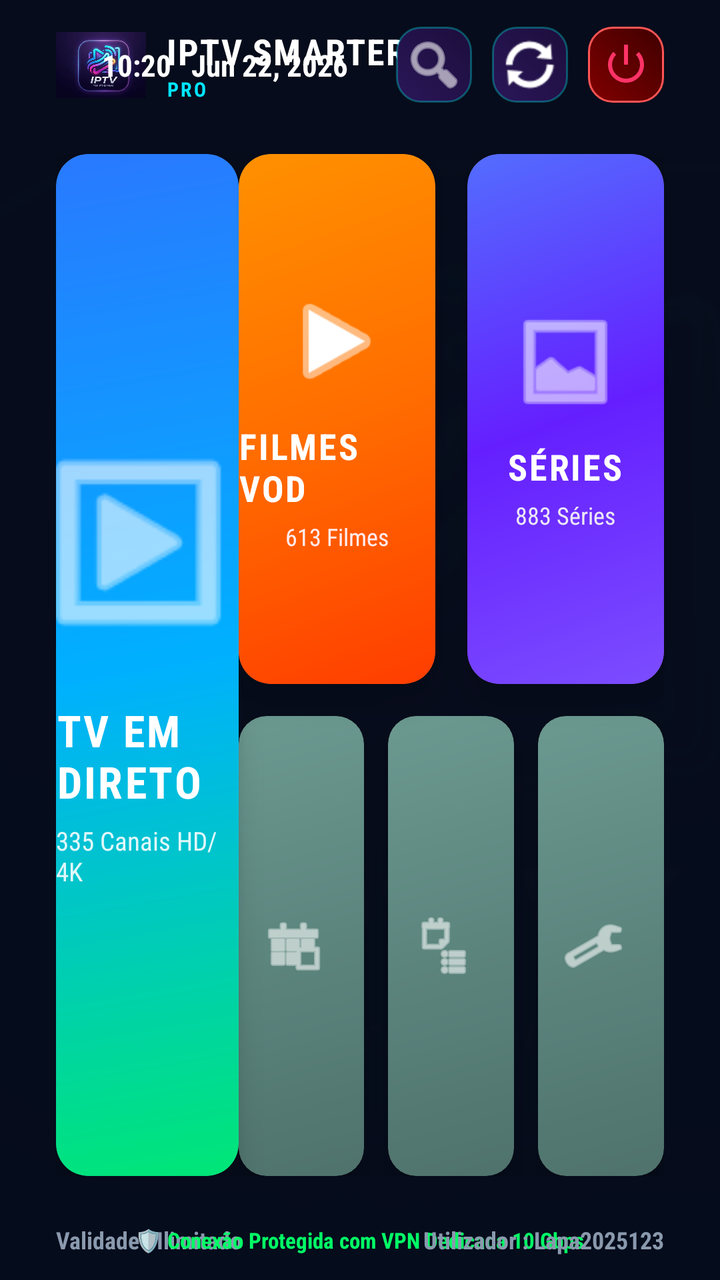
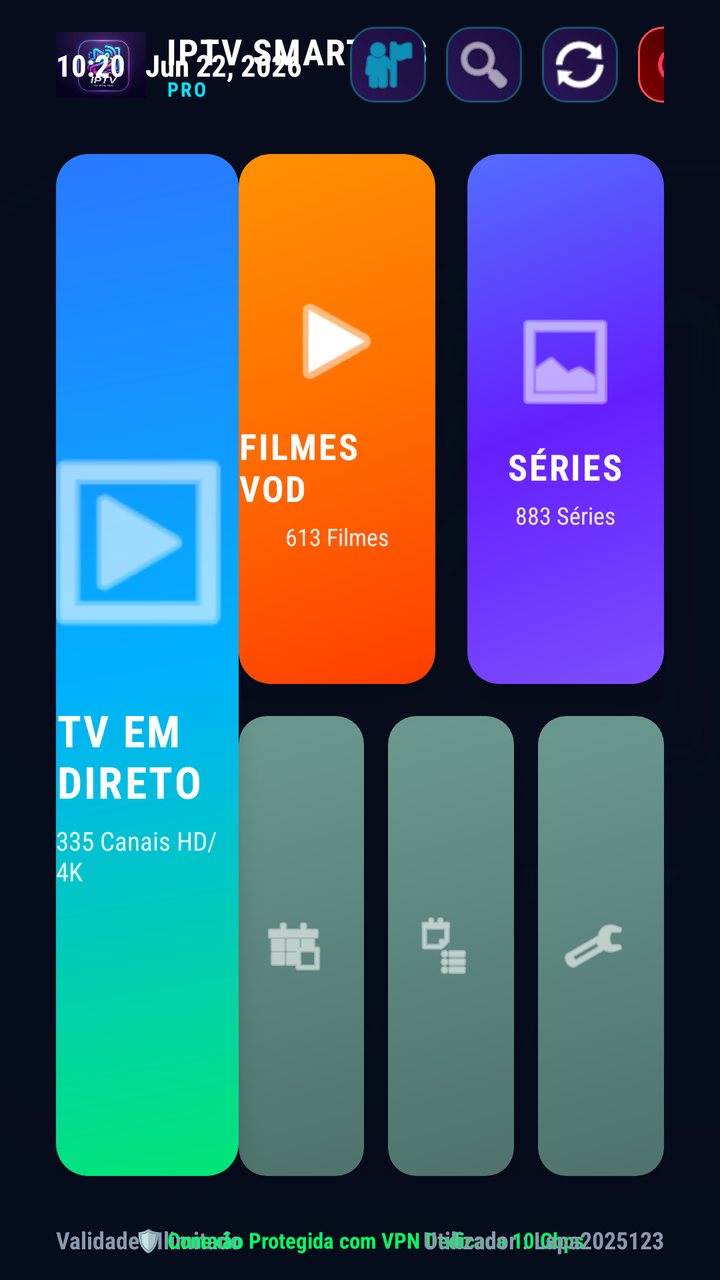

Screens rendered from an Android XML layout before and after an edit, with the pre-edit source and the edit as a unified diff.
<!-- AndroidManifest.xml: application theme AppTheme -->
<!-- res/layout/activity_main.xml -->
<?xml version="1.0" encoding="utf-8"?>
<androidx.constraintlayout.widget.ConstraintLayout xmlns:android="http://schemas.android.com/apk/res/android"
    xmlns:app="http://schemas.android.com/apk/res-auto"
    xmlns:tools="http://schemas.android.com/tools"
    android:layout_width="match_parent"
    android:layout_height="match_parent"
    android:background="#060C1B"
    tools:context=".MainActivity">

    
    <ImageView
        android:id="@+id/ivMainBackgroundBlur"
        android:layout_width="match_parent"
        android:layout_height="match_parent"
        android:scaleType="centerCrop"
        android:src="@drawable/logo"
        android:alpha="0.15" />

    
    <View
        android:layout_width="match_parent"
        android:layout_height="match_parent"
        android:background="#F0060C1B" />

    
    <RelativeLayout
        android:id="@+id/headerBar"
        android:layout_width="match_parent"
        android:layout_height="65dp"
        android:paddingHorizontal="28dp"
        app:layout_constraintTop_toTopOf="parent"
        app:layout_constraintStart_toStartOf="parent"
        app:layout_constraintEnd_toEndOf="parent">

        
        <LinearLayout
            android:layout_width="wrap_content"
            android:layout_height="wrap_content"
            android:layout_centerVertical="true"
            android:orientation="horizontal"
            android:gravity="center_vertical">

            <ImageView
                android:layout_width="45dp"
                android:layout_height="45dp"
                android:src="@drawable/logo"
                android:scaleType="fitCenter" />

            <LinearLayout
                android:layout_width="wrap_content"
                android:layout_height="wrap_content"
                android:orientation="vertical"
                android:layout_marginStart="10dp">

                <TextView
                    android:layout_width="wrap_content"
                    android:layout_height="wrap_content"
                    android:text="IPTV SMARTERS"
                    android:textColor="#FFFFFF"
                    android:textSize="18sp"
                    android:textStyle="bold"
                    android:letterSpacing="0.04" />

                <TextView
                    android:layout_width="wrap_content"
                    android:layout_height="wrap_content"
                    android:text="PRO"
                    android:textColor="#00E5FF"
                    android:textSize="10sp"
                    android:textStyle="bold"
                    android:letterSpacing="0.1" />
            </LinearLayout>
        </LinearLayout>

        
        <LinearLayout
            android:layout_width="wrap_content"
            android:layout_height="match_parent"
            android:layout_alignParentEnd="true"
            android:orientation="horizontal"
            android:gravity="center_vertical">

            
            <TextView
                android:id="@+id/tvClock"
                android:layout_width="wrap_content"
                android:layout_height="wrap_content"
                android:text="10:20   Jun 22, 2026"
                android:textColor="#FFFFFF"
                android:textSize="15sp"
                android:textStyle="bold"
                android:layout_marginEnd="24dp" />

            
            <ImageButton
                android:id="@+id/btnSearch"
                android:layout_width="38dp"
                android:layout_height="38dp"
                android:background="@drawable/bg_button_neon"
                android:src="@android:drawable/ic_menu_search"
                app:tint="#FFFFFF"
                android:focusable="true"
                android:clickable="true"
                android:contentDescription="Pesquisar"
                android:layout_marginEnd="10dp" />

            
            <ImageButton
                android:id="@+id/btnRefresh"
                android:layout_width="38dp"
                android:layout_height="38dp"
                android:background="@drawable/bg_button_neon"
                android:src="@android:drawable/ic_popup_sync"
                app:tint="#FFFFFF"
                android:focusable="true"
                android:clickable="true"
                android:contentDescription="Atualizar"
                android:layout_marginEnd="10dp" />

            
            <ImageButton
                android:id="@+id/btnExit"
                android:layout_width="38dp"
                android:layout_height="38dp"
                android:background="@drawable/bg_button_exit"
                android:src="@android:drawable/ic_lock_power_off"
                app:tint="#FF3366"
                android:focusable="true"
                android:clickable="true"
                android:contentDescription="Sair" />
        </LinearLayout>
    </RelativeLayout>

    
    <androidx.constraintlayout.widget.ConstraintLayout
        android:id="@+id/mainCardsArea"
        android:layout_width="match_parent"
        android:layout_height="0dp"
        android:paddingHorizontal="28dp"
        android:paddingVertical="12dp"
        app:layout_constraintTop_toBottomOf="@id/headerBar"
        app:layout_constraintBottom_toTopOf="@id/footerBar"
        app:layout_constraintStart_toStartOf="parent"
        app:layout_constraintEnd_toEndOf="parent">

        
        <androidx.cardview.widget.CardView
            android:id="@+id/cardTv"
            android:layout_width="0dp"
            android:layout_height="0dp"
            android:layout_marginEnd="16dp"
            app:cardCornerRadius="16dp"
            app:cardElevation="10dp"
            android:focusable="true"
            android:clickable="true"
            android:foreground="?attr/selectableItemBackground"
            android:stateListAnimator="@animator/selector_item_scale"
            app:layout_constraintStart_toStartOf="parent"
            app:layout_constraintTop_toTopOf="parent"
            app:layout_constraintBottom_toBottomOf="parent"
            app:layout_constraintWidth_percent="0.30">

            
            <RelativeLayout
                android:layout_width="match_parent"
                android:layout_height="match_parent"
                android:background="@drawable/bg_smarters_livetv">

                <ImageView
                    android:id="@+id/ivCardTvBg"
                    android:layout_width="match_parent"
                    android:layout_height="match_parent"
                    android:scaleType="centerCrop"
                    android:alpha="0.2" />

                <LinearLayout
                    android:layout_width="match_parent"
                    android:layout_height="wrap_content"
                    android:layout_centerInParent="true"
                    android:orientation="vertical"
                    android:gravity="center">

                    
                    <ImageView
                        android:id="@+id/ivIconTv"
                        android:layout_width="110dp"
                        android:layout_height="110dp"
                        android:src="@android:drawable/ic_menu_slideshow"
                        app:tint="#FFFFFF" />

                    <TextView
                        android:id="@+id/tvTitleTv"
                        android:layout_width="wrap_content"
                        android:layout_height="wrap_content"
                        android:layout_marginTop="20dp"
                        android:text="TV EM DIRETO"
                        android:textColor="#FFFFFF"
                        android:textSize="22sp"
                        android:textStyle="bold"
                        android:letterSpacing="0.05" />

                    <TextView
                        android:id="@+id/tvSubTv"
                        android:layout_width="wrap_content"
                        android:layout_height="wrap_content"
                        android:layout_marginTop="6dp"
                        android:text="335 Canais HD/4K"
                        android:textColor="#E0F7FA"
                        android:textSize="13sp" />
                </LinearLayout>
            </RelativeLayout>
        </androidx.cardview.widget.CardView>

        
        <androidx.cardview.widget.CardView
            android:id="@+id/cardFilmes"
            android:layout_width="0dp"
            android:layout_height="0dp"
            android:layout_marginEnd="16dp"
            android:layout_marginBottom="16dp"
            app:cardCornerRadius="16dp"
            app:cardElevation="10dp"
            android:focusable="true"
            android:clickable="true"
            android:foreground="?attr/selectableItemBackground"
            android:stateListAnimator="@animator/selector_item_scale"
            app:layout_constraintStart_toEndOf="@id/cardTv"
            app:layout_constraintEnd_toStartOf="@id/cardSeries"
            app:layout_constraintTop_toTopOf="parent"
            app:layout_constraintBottom_toTopOf="@id/bottomCardsRow">

            
            <RelativeLayout
                android:layout_width="match_parent"
                android:layout_height="match_parent"
                android:background="@drawable/bg_smarters_movies">

                <ImageView
                    android:id="@+id/ivCardFilmesBg"
                    android:layout_width="match_parent"
                    android:layout_height="match_parent"
                    android:scaleType="centerCrop"
                    android:alpha="0.25" />

                <LinearLayout
                    android:layout_width="match_parent"
                    android:layout_height="wrap_content"
                    android:layout_centerInParent="true"
                    android:orientation="vertical"
                    android:gravity="center">

                    <ImageView
                        android:id="@+id/ivIconFilmes"
                        android:layout_width="56dp"
                        android:layout_height="56dp"
                        android:src="@android:drawable/ic_media_play"
                        app:tint="#FFFFFF" />

                    <TextView
                        android:id="@+id/tvTitleFilmes"
                        android:layout_width="wrap_content"
                        android:layout_height="wrap_content"
                        android:layout_marginTop="12dp"
                        android:text="FILMES VOD"
                        android:textColor="#FFFFFF"
                        android:textSize="18sp"
                        android:textStyle="bold"
                        android:letterSpacing="0.05" />

                    <TextView
                        android:id="@+id/tvSubFilmes"
                        android:layout_width="wrap_content"
                        android:layout_height="wrap_content"
                        android:layout_marginTop="4dp"
                        android:text="613 Filmes"
                        android:textColor="#FFEBEE"
                        android:textSize="12sp" />
                </LinearLayout>
            </RelativeLayout>
        </androidx.cardview.widget.CardView>

        
        <androidx.cardview.widget.CardView
            android:id="@+id/cardSeries"
            android:layout_width="0dp"
            android:layout_height="0dp"
            android:layout_marginBottom="16dp"
            app:cardCornerRadius="16dp"
            app:cardElevation="10dp"
            android:focusable="true"
            android:clickable="true"
            android:foreground="?attr/selectableItemBackground"
            android:stateListAnimator="@animator/selector_item_scale"
            app:layout_constraintStart_toEndOf="@id/cardFilmes"
            app:layout_constraintEnd_toEndOf="parent"
            app:layout_constraintTop_toTopOf="parent"
            app:layout_constraintBottom_toTopOf="@id/bottomCardsRow">

            
            <RelativeLayout
                android:layout_width="match_parent"
                android:layout_height="match_parent"
                android:background="@drawable/bg_smarters_series">

                <ImageView
                    android:id="@+id/ivCardSeriesBg"
                    android:layout_width="match_parent"
                    android:layout_height="match_parent"
                    android:scaleType="centerCrop"
                    android:alpha="0.25" />

                <LinearLayout
                    android:layout_width="match_parent"
                    android:layout_height="wrap_content"
                    android:layout_centerInParent="true"
                    android:orientation="vertical"
                    android:gravity="center">

                    <ImageView
                        android:id="@+id/ivIconSeries"
                        android:layout_width="56dp"
                        android:layout_height="56dp"
                        android:src="@android:drawable/ic_menu_gallery"
                        app:tint="#FFFFFF" />

                    <TextView
                        android:id="@+id/tvTitleSeries"
                        android:layout_width="wrap_content"
                        android:layout_height="wrap_content"
                        android:layout_marginTop="12dp"
                        android:text="SÉRIES"
                        android:textColor="#FFFFFF"
                        android:textSize="18sp"
                        android:textStyle="bold"
                        android:letterSpacing="0.05" />

                    <TextView
                        android:id="@+id/tvSubSeries"
                        android:layout_width="wrap_content"
                        android:layout_height="wrap_content"
                        android:layout_marginTop="4dp"
                        android:text="883 Séries"
                        android:textColor="#EDE7F6"
                        android:textSize="12sp" />
                </LinearLayout>
            </RelativeLayout>
        </androidx.cardview.widget.CardView>

        
        <LinearLayout
            android:id="@+id/bottomCardsRow"
            android:layout_width="0dp"
            android:layout_height="0dp"
            android:orientation="horizontal"
            android:weightSum="3"
            app:layout_constraintHeight_percent="0.45"
            app:layout_constraintStart_toEndOf="@id/cardTv"
            app:layout_constraintEnd_toEndOf="parent"
            app:layout_constraintBottom_toBottomOf="parent">

            
            <androidx.cardview.widget.CardView
                android:id="@+id/cardEpg"
                android:layout_width="0dp"
                android:layout_height="match_parent"
                android:layout_weight="1"
                android:layout_marginEnd="12dp"
                app:cardCornerRadius="14dp"
                app:cardElevation="8dp"
                android:focusable="true"
                android:clickable="true"
                android:foreground="?attr/selectableItemBackground"
                android:stateListAnimator="@animator/selector_item_scale">

                <RelativeLayout
                    android:layout_width="match_parent"
                    android:layout_height="match_parent"
                    android:background="@drawable/bg_smarters_sage"
                    android:padding="12dp">

                    <LinearLayout
                        android:layout_width="match_parent"
                        android:layout_height="wrap_content"
                        android:layout_centerInParent="true"
                        android:orientation="horizontal"
                        android:gravity="center">

                        <ImageView
                            android:layout_width="32dp"
                            android:layout_height="32dp"
                            android:src="@android:drawable/ic_menu_today"
                            app:tint="#FFFFFF" />

                        <TextView
                            android:layout_width="wrap_content"
                            android:layout_height="wrap_content"
                            android:layout_marginStart="8dp"
                            android:text="GUIA TV"
                            android:textColor="#FFFFFF"
                            android:textSize="14sp"
                            android:textStyle="bold" />
                    </LinearLayout>
                </RelativeLayout>
            </androidx.cardview.widget.CardView>

            
            <androidx.cardview.widget.CardView
                android:id="@+id/cardMultiScreen"
                android:layout_width="0dp"
                android:layout_height="match_parent"
                android:layout_weight="1"
                android:layout_marginEnd="12dp"
                app:cardCornerRadius="14dp"
                app:cardElevation="8dp"
                android:focusable="true"
                android:clickable="true"
                android:foreground="?attr/selectableItemBackground"
                android:stateListAnimator="@animator/selector_item_scale">

                <RelativeLayout
                    android:layout_width="match_parent"
                    android:layout_height="match_parent"
                    android:background="@drawable/bg_smarters_sage"
                    android:padding="12dp">

                    <LinearLayout
                        android:layout_width="match_parent"
                        android:layout_height="wrap_content"
                        android:layout_centerInParent="true"
                        android:orientation="horizontal"
                        android:gravity="center">

                        <ImageView
                            android:layout_width="32dp"
                            android:layout_height="32dp"
                            android:src="@android:drawable/ic_menu_agenda"
                            app:tint="#FFFFFF" />

                        <TextView
                            android:layout_width="wrap_content"
                            android:layout_height="wrap_content"
                            android:layout_marginStart="8dp"
                            android:text="MULTI-ECRÃ"
                            android:textColor="#FFFFFF"
                            android:textSize="14sp"
                            android:textStyle="bold" />
                    </LinearLayout>
                </RelativeLayout>
            </androidx.cardview.widget.CardView>

            
            <androidx.cardview.widget.CardView
                android:id="@+id/cardSettings"
                android:layout_width="0dp"
                android:layout_height="match_parent"
                android:layout_weight="1"
                app:cardCornerRadius="14dp"
                app:cardElevation="8dp"
                android:focusable="true"
                android:clickable="true"
                android:foreground="?attr/selectableItemBackground"
                android:stateListAnimator="@animator/selector_item_scale">

                <RelativeLayout
                    android:layout_width="match_parent"
                    android:layout_height="match_parent"
                    android:background="@drawable/bg_smarters_sage"
                    android:padding="12dp">

                    <LinearLayout
                        android:layout_width="match_parent"
                        android:layout_height="wrap_content"
                        android:layout_centerInParent="true"
                        android:orientation="horizontal"
                        android:gravity="center">

                        <ImageView
                            android:layout_width="32dp"
                            android:layout_height="32dp"
                            android:src="@android:drawable/ic_menu_preferences"
                            app:tint="#FFFFFF" />

                        <TextView
                            android:layout_width="wrap_content"
                            android:layout_height="wrap_content"
                            android:layout_marginStart="8dp"
                            android:text="DEFINIÇÕES"
                            android:textColor="#FFFFFF"
                            android:textSize="14sp"
                            android:textStyle="bold" />
                    </LinearLayout>
                </RelativeLayout>
            </androidx.cardview.widget.CardView>
        </LinearLayout>
    </androidx.constraintlayout.widget.ConstraintLayout>

    
    <RelativeLayout
        android:id="@+id/footerBar"
        android:layout_width="match_parent"
        android:layout_height="40dp"
        android:paddingHorizontal="28dp"
        app:layout_constraintBottom_toBottomOf="parent"
        app:layout_constraintStart_toStartOf="parent"
        app:layout_constraintEnd_toEndOf="parent">

        
        <TextView
            android:id="@+id/tvVencimento"
            android:layout_width="wrap_content"
            android:layout_height="wrap_content"
            android:layout_alignParentStart="true"
            android:layout_centerVertical="true"
            android:text="Validade : Ilimitado"
            android:textColor="#8A99AD"
            android:textSize="12sp"
            android:textStyle="bold" />

        
        <TextView
            android:id="@+id/tvVpnBadge"
            android:layout_width="wrap_content"
            android:layout_height="wrap_content"
            android:layout_centerInParent="true"
            android:text="🛡️ Conexão Protegida com VPN Dedicada 10 Gbps"
            android:textColor="#00FF66"
            android:textSize="11sp"
            android:textStyle="bold" />

        
        <TextView
            android:id="@+id/tvUserLogged"
            android:layout_width="wrap_content"
            android:layout_height="wrap_content"
            android:layout_alignParentEnd="true"
            android:layout_centerVertical="true"
            android:text="Utilizador : Lapa2025123"
            android:textColor="#8A99AD"
            android:textSize="12sp"
            android:textStyle="bold" />
    </RelativeLayout>

</androidx.constraintlayout.widget.ConstraintLayout>
<!-- resources referenced by this layout -->
<resources>
  <!-- drawable bg_button_exit (drawable) -->
  <?xml version="1.0" encoding="utf-8"?>
  <selector xmlns:android="http://schemas.android.com/apk/res/android">
      <item android:state_focused="true">
          <shape android:shape="rectangle">
              <solid android:color="#FF5555"/>
              <corners android:radius="12dp"/>
              <stroke android:width="3dp" android:color="#FF0000"/>
          </shape>
      </item>
      <item>
          <shape android:shape="rectangle">
              <gradient android:startColor="#800000" android:endColor="#400000" android:angle="45"/>
              <corners android:radius="12dp"/>
              <stroke android:width="1dp" android:color="#FF5555"/>
          </shape>
      </item>
  </selector>
  <!-- drawable bg_button_neon (drawable) -->
  <?xml version="1.0" encoding="utf-8"?>
  <selector xmlns:android="http://schemas.android.com/apk/res/android">
      <item android:state_focused="true">
          <shape android:shape="rectangle">
              <solid android:color="#8000FFFF"/>
              <corners android:radius="12dp"/>
              <stroke android:width="4dp" android:color="#FFFFFF"/>
          </shape>
      </item>
      <item>
          <shape android:shape="rectangle">
              <gradient android:startColor="#2A1658" android:endColor="#1C0E3C" android:angle="45"/>
              <corners android:radius="12dp"/>
              <stroke android:width="1dp" android:color="#4D00FFFF"/>
          </shape>
      </item>
  </selector>
  <!-- drawable bg_smarters_livetv (drawable) -->
  <?xml version="1.0" encoding="utf-8"?>
  <shape xmlns:android="http://schemas.android.com/apk/res/android"
      android:shape="rectangle">
      <gradient
          android:angle="135"
          android:startColor="#00E676"
          android:centerColor="#00B0FF"
          android:endColor="#2979FF"
          android:type="linear" />
      <corners android:radius="16dp" />
  </shape>
  <!-- drawable bg_smarters_movies (drawable) -->
  <?xml version="1.0" encoding="utf-8"?>
  <shape xmlns:android="http://schemas.android.com/apk/res/android"
      android:shape="rectangle">
      <gradient
          android:angle="135"
          android:startColor="#FF3D00"
          android:centerColor="#FF6D00"
          android:endColor="#FF9100"
          android:type="linear" />
      <corners android:radius="16dp" />
  </shape>
  <!-- drawable bg_smarters_sage (drawable) -->
  <?xml version="1.0" encoding="utf-8"?>
  <shape xmlns:android="http://schemas.android.com/apk/res/android"
      android:shape="rectangle">
      <gradient
          android:angle="135"
          android:startColor="#4F726C"
          android:centerColor="#5C857E"
          android:endColor="#6B9990"
          android:type="linear" />
      <corners android:radius="14dp" />
  </shape>
  <!-- drawable bg_smarters_series (drawable) -->
  <?xml version="1.0" encoding="utf-8"?>
  <shape xmlns:android="http://schemas.android.com/apk/res/android"
      android:shape="rectangle">
      <gradient
          android:angle="135"
          android:startColor="#7C4DFF"
          android:centerColor="#651FFF"
          android:endColor="#536DFE"
          android:type="linear" />
      <corners android:radius="16dp" />
  </shape>
  <!-- drawable logo: png bitmap (drawable, 182814 bytes) -->
  <style name="AppTheme" parent="Theme.AppCompat.NoActionBar">
          <item name="android:fontFamily">sans-serif-condensed</item>
      </style>
</resources>

<!-- the commit's change to res/layout/activity_main.xml (unified diff, before → after) -->
@@ -90,6 +90,19 @@
                 android:textSize="15sp"
                 android:textStyle="bold"
                 android:layout_marginEnd="24dp" />
+
+            
+            <ImageButton
+                android:id="@+id/btnSwitchUser"
+                android:layout_width="38dp"
+                android:layout_height="38dp"
+                android:background="@drawable/bg_button_neon"
+                android:src="@android:drawable/ic_menu_myplaces"
+                app:tint="#00E5FF"
+                android:focusable="true"
+                android:clickable="true"
+                android:contentDescription="Mudar de Utilizador"
+                android:layout_marginEnd="10dp" />
 
             
             <ImageButton
